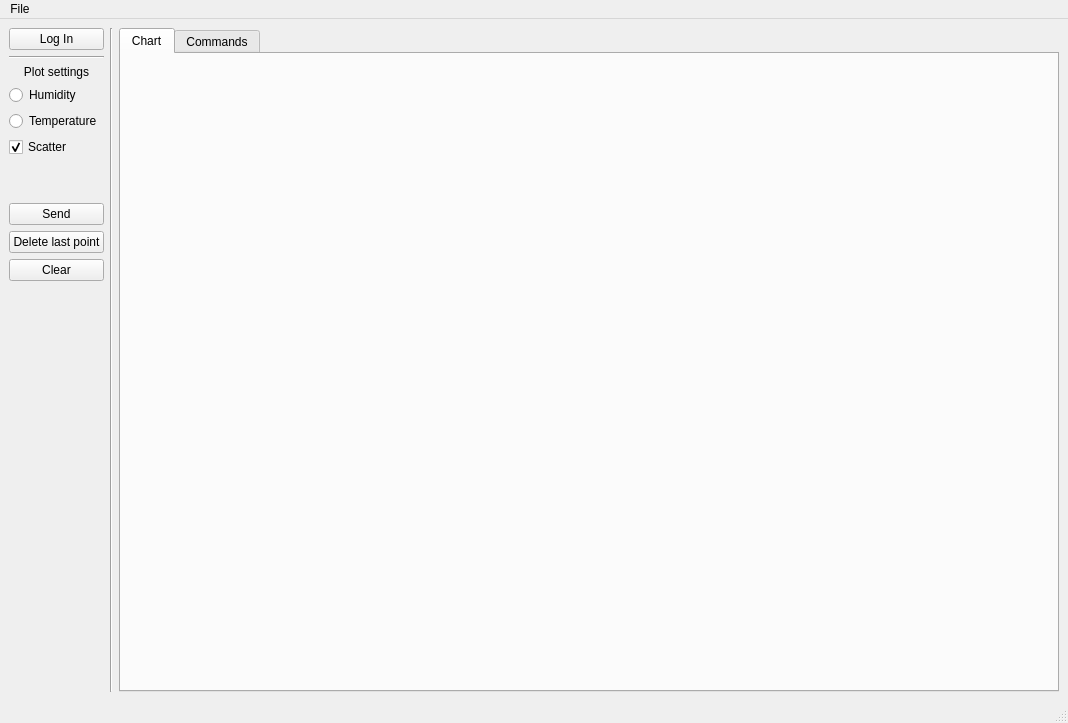
Above: PC/MainWindow.ui from dawidwojdylak/climatic-chamber-system before the change. Below: the same form after it.
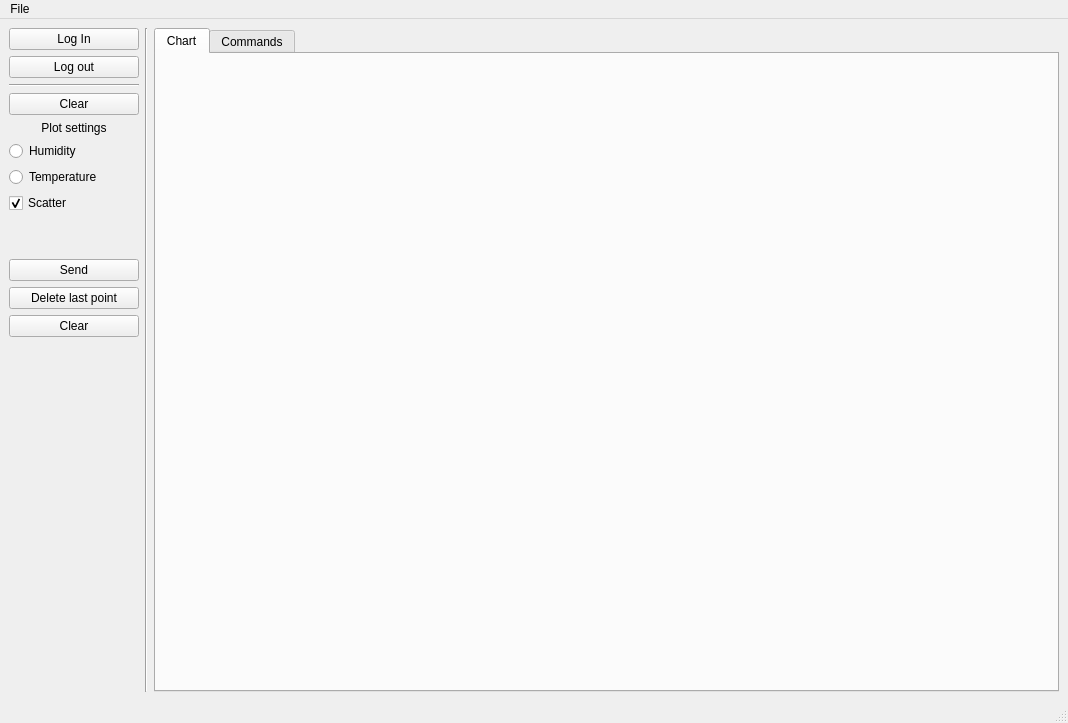
That is the form after the change. The open tabs and pages were chosen to show the change.

Commit message: Add clear log & logs appending

Diff of the .ui file:
```diff
--- a/PC/MainWindow.ui
+++ b/PC/MainWindow.ui
@@ -24,11 +24,24 @@
         </property>
         <item>
          <widget class="QPushButton" name="pushButton_login">
+          <property name="minimumSize">
+           <size>
+            <width>130</width>
+            <height>0</height>
+           </size>
+          </property>
           <property name="text">
            <string>Log In</string>
           </property>
          </widget>
         </item>
+        <item>
+         <widget class="QPushButton" name="pushButton_logout">
+          <property name="text">
+           <string>Log out</string>
+          </property>
+         </widget>
+        </item>
         <item>
          <widget class="Line" name="line_chart">
           <property name="orientation">
@@ -36,6 +49,13 @@
           </property>
          </widget>
         </item>
+        <item>
+         <widget class="QPushButton" name="pushButton_logClear">
+          <property name="text">
+           <string>Clear</string>
+          </property>
+         </widget>
+        </item>
         <item>
          <widget class="QLabel" name="label_chart">
           <property name="text">
```
Left out of the diff: 2 changed lines with no effect on the pictures. The commit also changes 2 other files.
